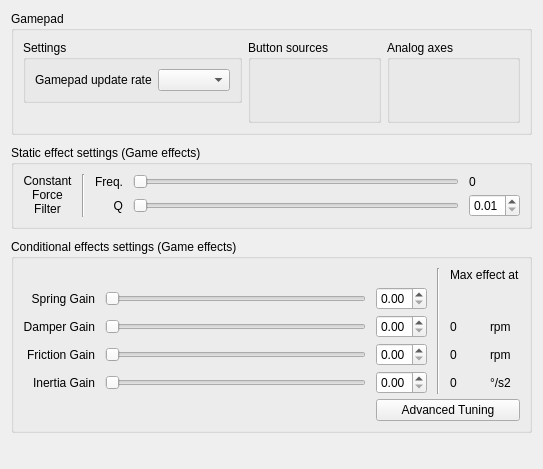
Qt form res/ffbclass.ui (Ultrawipf/OpenFFBoard-configurator) before a commit.
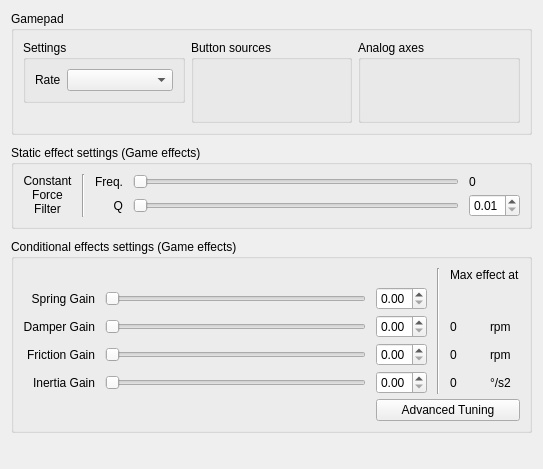
The same form after that commit.

Commit message: ffbclass scale update rate box

```diff
--- a/res/ffbclass.ui
+++ b/res/ffbclass.ui
@@ -49,7 +49,7 @@
        <widget class="QGroupBox" name="groupBox">
         <property name="sizePolicy">
          <sizepolicy hsizetype="Preferred" vsizetype="Minimum">
-          <horstretch>0</horstretch>
+          <horstretch>1</horstretch>
           <verstretch>0</verstretch>
          </sizepolicy>
         </property>
@@ -72,12 +72,18 @@
          <item>
           <widget class="QLabel" name="label_2">
            <property name="text">
-            <string>Gamepad update rate</string>
+            <string>Rate</string>
            </property>
           </widget>
          </item>
          <item>
           <widget class="QComboBox" name="comboBox_reportrate">
+           <property name="sizePolicy">
+            <sizepolicy hsizetype="Expanding" vsizetype="MinimumExpanding">
+             <horstretch>0</horstretch>
+             <verstretch>0</verstretch>
+            </sizepolicy>
+           </property>
            <property name="toolTip">
             <string>&lt;html&gt;&lt;head/&gt;&lt;body&gt;&lt;p&gt;Changes the speed at which reports are sent. Slower values skip more packets if the system can't keep up.&lt;/p&gt;&lt;/body&gt;&lt;/html&gt;</string>
            </property>
```
